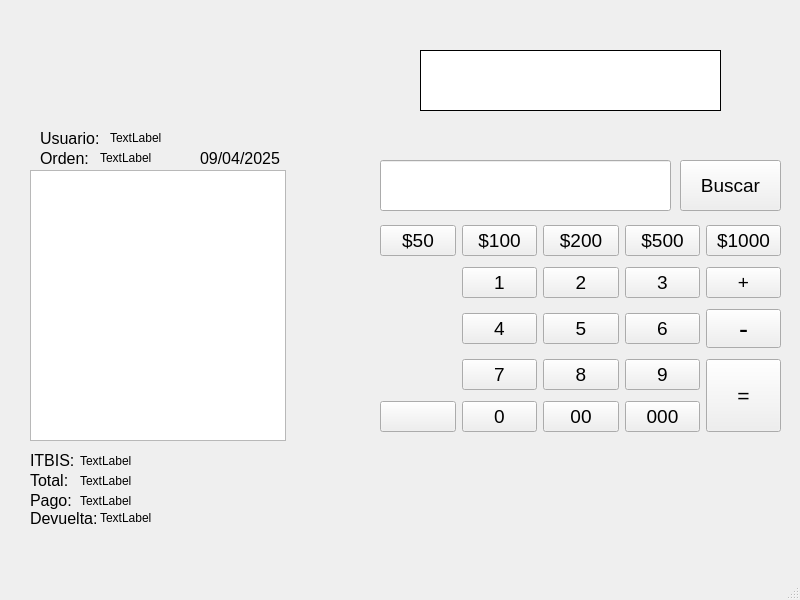
Above: ui/caja.ui from Moises024/sistema_de_caja before the change. Below: the same form after it.
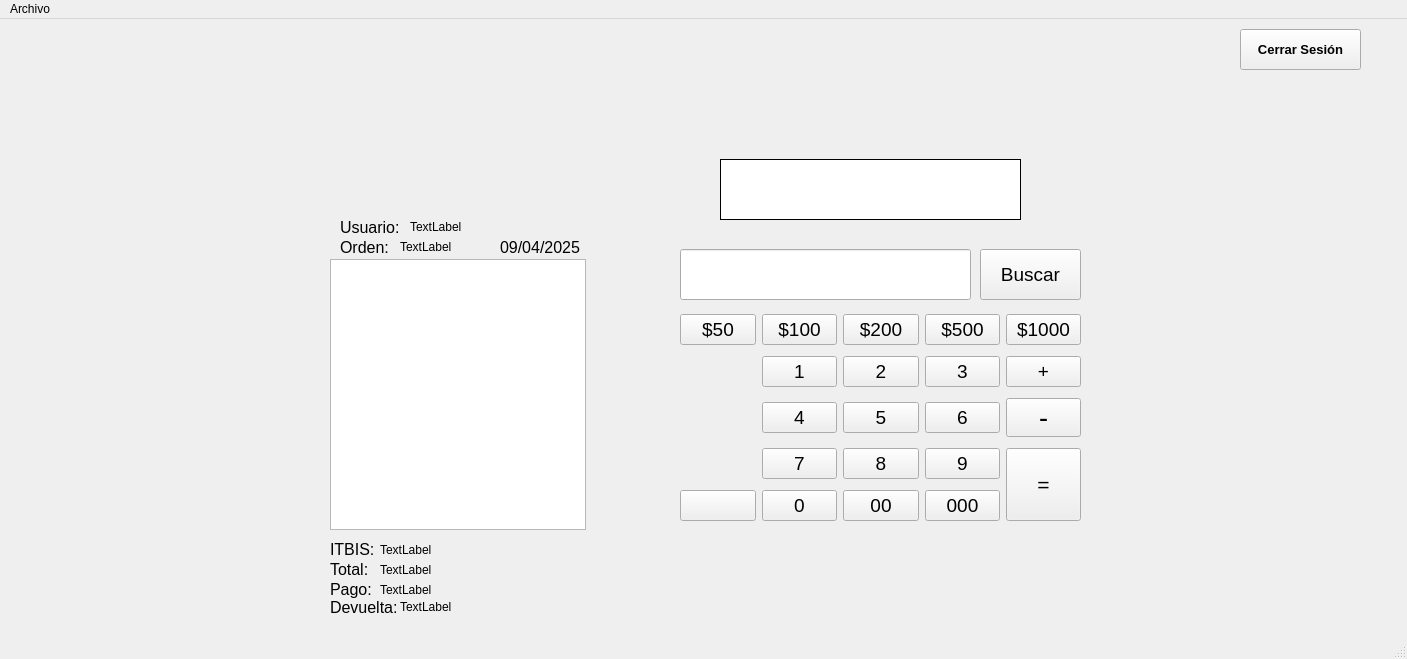
That is the form after the change. Icons and pictures are not drawn.

Diff of the .ui file:
```diff
--- a/ui/caja.ui
+++ b/ui/caja.ui
@@ -6,19 +6,37 @@
    <rect>
     <x>0</x>
     <y>0</y>
-    <width>800</width>
-    <height>600</height>
+    <width>1407</width>
+    <height>659</height>
    </rect>
   </property>
   <property name="windowTitle">
    <string>MainWindow</string>
   </property>
   <widget class="QWidget" name="centralwidget">
+   <widget class="QLabel" name="label">
+    <property name="geometry">
+     <rect>
+      <x>340</x>
+      <y>200</y>
+      <width>71</width>
+      <height>16</height>
+     </rect>
+    </property>
+    <property name="font">
+     <font>
+      <pointsize>12</pointsize>
+     </font>
+    </property>
+    <property name="text">
+     <string>Usuario:</string>
+    </property>
+   </widget>
    <widget class="QWidget" name="gridLayoutWidget">
     <property name="geometry">
      <rect>
-      <x>380</x>
-      <y>220</y>
+      <x>680</x>
+      <y>290</y>
       <width>401</width>
       <height>218</height>
      </rect>
@@ -294,21 +312,60 @@
      </item>
     </layout>
    </widget>
-   <widget class="QLineEdit" name="input_buscar">
+   <widget class="QLabel" name="label_2">
+    <property name="geometry">
+     <rect>
+      <x>340</x>
+      <y>220</y>
+      <width>61</width>
+      <height>16</height>
+     </rect>
+    </property>
+    <property name="font">
+     <font>
+      <pointsize>12</pointsize>
+     </font>
+    </property>
+    <property name="text">
+     <string>Orden:</string>
+    </property>
+   </widget>
+   <widget class="QLabel" name="pantalla">
+    <property name="geometry">
+     <rect>
+      <x>720</x>
+      <y>140</y>
+      <width>301</width>
+      <height>61</height>
+     </rect>
+    </property>
+    <property name="styleSheet">
+     <string notr="true">background-color: rgb(255, 255, 255);
+
+border: 1px solid black</string>
+    </property>
+    <property name="text">
+     <string/>
+    </property>
+   </widget>
+   <widget class="QLabel" name="pago">
     <property name="geometry">
      <rect>
       <x>380</x>
-      <y>160</y>
-      <width>291</width>
-      <height>51</height>
+      <y>560</y>
+      <width>61</width>
+      <height>21</height>
      </rect>
     </property>
+    <property name="text">
+     <string>TextLabel</string>
+    </property>
    </widget>
    <widget class="QPushButton" name="btn_buscar">
     <property name="geometry">
      <rect>
-      <x>680</x>
-      <y>160</y>
+      <x>980</x>
+      <y>230</y>
       <width>101</width>
       <height>51</height>
      </rect>
@@ -328,21 +385,47 @@
      </size>
     </property>
    </widget>
-   <widget class="QListView" name="lista_articulo">
+   <widget class="QLabel" name="itbis">
     <property name="geometry">
      <rect>
-      <x>30</x>
-      <y>170</y>
-      <width>256</width>
-      <height>271</height>
+      <x>380</x>
+      <y>520</y>
+      <width>81</width>
+      <height>21</height>
      </rect>
     </property>
+    <property name="text">
+     <string>TextLabel</string>
+    </property>
    </widget>
-   <widget class="QLabel" name="label">
+   <widget class="QLabel" name="total">
     <property name="geometry">
      <rect>
-      <x>40</x>
-      <y>130</y>
+      <x>380</x>
+      <y>540</y>
+      <width>81</width>
+      <height>21</height>
+     </rect>
+    </property>
+    <property name="text">
+     <string>TextLabel</string>
+    </property>
+   </widget>
+   <widget class="QLineEdit" name="input_buscar">
+    <property name="geometry">
+     <rect>
+      <x>680</x>
+      <y>230</y>
+      <width>291</width>
+      <height>51</height>
+     </rect>
+    </property>
+   </widget>
+   <widget class="QLabel" name="label_6">
+    <property name="geometry">
+     <rect>
+      <x>330</x>
+      <y>580</y>
       <width>71</width>
       <height>16</height>
      </rect>
@@ -353,32 +436,14 @@
      </font>
     </property>
     <property name="text">
-     <string>Usuario:</string>
-    </property>
-   </widget>
-   <widget class="QLabel" name="label_2">
-    <property name="geometry">
-     <rect>
-      <x>40</x>
-      <y>150</y>
-      <width>61</width>
-      <height>16</height>
-     </rect>
-    </property>
-    <property name="font">
-     <font>
-      <pointsize>12</pointsize>
-     </font>
-    </property>
-    <property name="text">
-     <string>Orden:</string>
+     <string>Devuelta:</string>
     </property>
    </widget>
    <widget class="QLabel" name="label_3">
     <property name="geometry">
      <rect>
-      <x>30</x>
-      <y>450</y>
+      <x>330</x>
+      <y>520</y>
       <width>47</width>
       <height>20</height>
      </rect>
@@ -392,29 +457,11 @@
      <string>ITBIS:</string>
     </property>
    </widget>
-   <widget class="QLabel" name="label_4">
-    <property name="geometry">
-     <rect>
-      <x>30</x>
-      <y>470</y>
-      <width>51</width>
-      <height>21</height>
-     </rect>
-    </property>
-    <property name="font">
-     <font>
-      <pointsize>12</pointsize>
-     </font>
-    </property>
-    <property name="text">
-     <string>Total:</string>
-    </property>
-   </widget>
    <widget class="QLabel" name="fecha">
     <property name="geometry">
      <rect>
-      <x>200</x>
-      <y>150</y>
+      <x>500</x>
+      <y>220</y>
       <width>91</width>
       <height>16</height>
      </rect>
@@ -428,99 +475,11 @@
      <string>09/04/2025</string>
     </property>
    </widget>
-   <widget class="QLabel" name="label_6">
-    <property name="geometry">
-     <rect>
-      <x>30</x>
-      <y>510</y>
-      <width>71</width>
-      <height>16</height>
-     </rect>
-    </property>
-    <property name="font">
-     <font>
-      <pointsize>12</pointsize>
-     </font>
-    </property>
-    <property name="text">
-     <string>Devuelta:</string>
-    </property>
-   </widget>
-   <widget class="QLabel" name="label_7">
-    <property name="geometry">
-     <rect>
-      <x>30</x>
-      <y>490</y>
-      <width>51</width>
-      <height>21</height>
-     </rect>
-    </property>
-    <property name="font">
-     <font>
-      <pointsize>12</pointsize>
-     </font>
-    </property>
-    <property name="text">
-     <string>Pago:</string>
-    </property>
-   </widget>
-   <widget class="QLabel" name="itbis">
-    <property name="geometry">
-     <rect>
-      <x>80</x>
-      <y>450</y>
-      <width>81</width>
-      <height>21</height>
-     </rect>
-    </property>
-    <property name="text">
-     <string>TextLabel</string>
-    </property>
-   </widget>
-   <widget class="QLabel" name="total">
-    <property name="geometry">
-     <rect>
-      <x>80</x>
-      <y>470</y>
-      <width>81</width>
-      <height>21</height>
-     </rect>
-    </property>
-    <property name="text">
-     <string>TextLabel</string>
-    </property>
-   </widget>
-   <widget class="QLabel" name="pago">
-    <property name="geometry">
-     <rect>
-      <x>80</x>
-      <y>490</y>
-      <width>61</width>
-      <height>21</height>
-     </rect>
-    </property>
-    <property name="text">
-     <string>TextLabel</string>
-    </property>
-   </widget>
-   <widget class="QLabel" name="devuelta">
-    <property name="geometry">
-     <rect>
-      <x>100</x>
-      <y>510</y>
-      <width>71</width>
-      <height>16</height>
-     </rect>
-    </property>
-    <property name="text">
-     <string>TextLabel</string>
-    </property>
-   </widget>
    <widget class="QLabel" name="nombre_usuario">
     <property name="geometry">
      <rect>
-      <x>110</x>
-      <y>130</y>
+      <x>410</x>
+      <y>200</y>
       <width>71</width>
       <height>16</height>
      </rect>
@@ -532,8 +491,8 @@
    <widget class="QLabel" name="no_orden">
     <property name="geometry">
      <rect>
-      <x>100</x>
-      <y>150</y>
+      <x>400</x>
+      <y>220</y>
       <width>61</width>
       <height>16</height>
      </rect>
@@ -542,36 +501,113 @@
      <string>TextLabel</string>
     </property>
    </widget>
-   <widget class="QLabel" name="pantalla">
+   <widget class="QListView" name="lista_articulo">
     <property name="geometry">
      <rect>
-      <x>420</x>
-      <y>50</y>
-      <width>301</width>
-      <height>61</height>
+      <x>330</x>
+      <y>240</y>
+      <width>256</width>
+      <height>271</height>
      </rect>
     </property>
-    <property name="styleSheet">
-     <string notr="true">background-color: rgb(255, 255, 255);
-
-border: 1px solid black</string>
+   </widget>
+   <widget class="QLabel" name="devuelta">
+    <property name="geometry">
+     <rect>
+      <x>400</x>
+      <y>580</y>
+      <width>71</width>
+      <height>16</height>
+     </rect>
     </property>
     <property name="text">
-     <string/>
+     <string>TextLabel</string>
+    </property>
+   </widget>
+   <widget class="QLabel" name="label_7">
+    <property name="geometry">
+     <rect>
+      <x>330</x>
+      <y>560</y>
+      <width>51</width>
+      <height>21</height>
+     </rect>
+    </property>
+    <property name="font">
+     <font>
+      <pointsize>12</pointsize>
+     </font>
+    </property>
+    <property name="text">
+     <string>Pago:</string>
+    </property>
+   </widget>
+   <widget class="QLabel" name="label_4">
+    <property name="geometry">
+     <rect>
+      <x>330</x>
+      <y>540</y>
+      <width>51</width>
+      <height>21</height>
+     </rect>
+    </property>
+    <property name="font">
+     <font>
+      <pointsize>12</pointsize>
+     </font>
+    </property>
+    <property name="text">
+     <string>Total:</string>
+    </property>
+   </widget>
+   <widget class="QPushButton" name="btn_cerrar">
+    <property name="geometry">
+     <rect>
+      <x>1240</x>
+      <y>10</y>
+      <width>121</width>
+      <height>41</height>
+     </rect>
+    </property>
+    <property name="font">
+     <font>
+      <pointsize>10</pointsize>
+      <weight>75</weight>
+      <bold>true</bold>
+     </font>
+    </property>
+    <property name="text">
+     <string>Cerrar Sesión</string>
+    </property>
+    <property name="icon">
+     <iconset>
+      <normaloff>../img/cerrar-removebg-preview.png</normaloff>../img/cerrar-removebg-preview.png</iconset>
     </property>
    </widget>
   </widget>
+  <widget class="QStatusBar" name="statusbar"/>
   <widget class="QMenuBar" name="menubar">
    <property name="geometry">
     <rect>
      <x>0</x>
      <y>0</y>
-     <width>800</width>
+     <width>1407</width>
      <height>21</height>
     </rect>
    </property>
+   <widget class="QMenu" name="menuArchivo">
+    <property name="title">
+     <string>Archivo</string>
+    </property>
+    <addaction name="actionSalir"/>
+   </widget>
+   <addaction name="menuArchivo"/>
   </widget>
-  <widget class="QStatusBar" name="statusbar"/>
+  <action name="actionSalir">
+   <property name="text">
+    <string>Salir</string>
+   </property>
+  </action>
  </widget>
  <resources/>
  <connections/>
```
